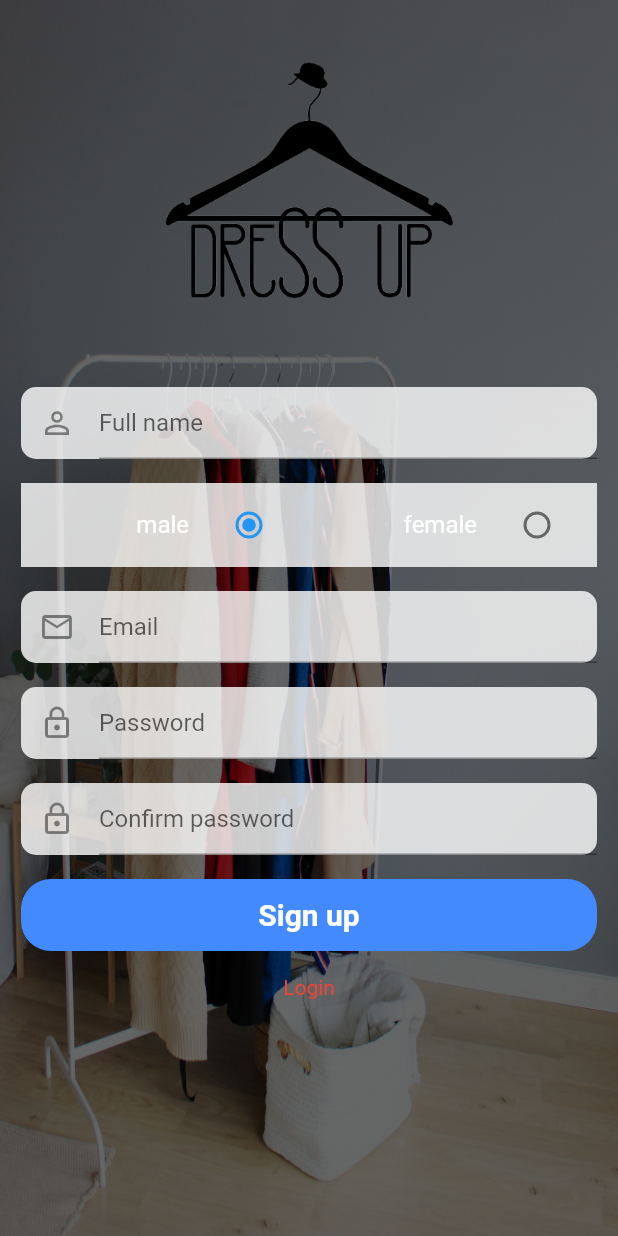
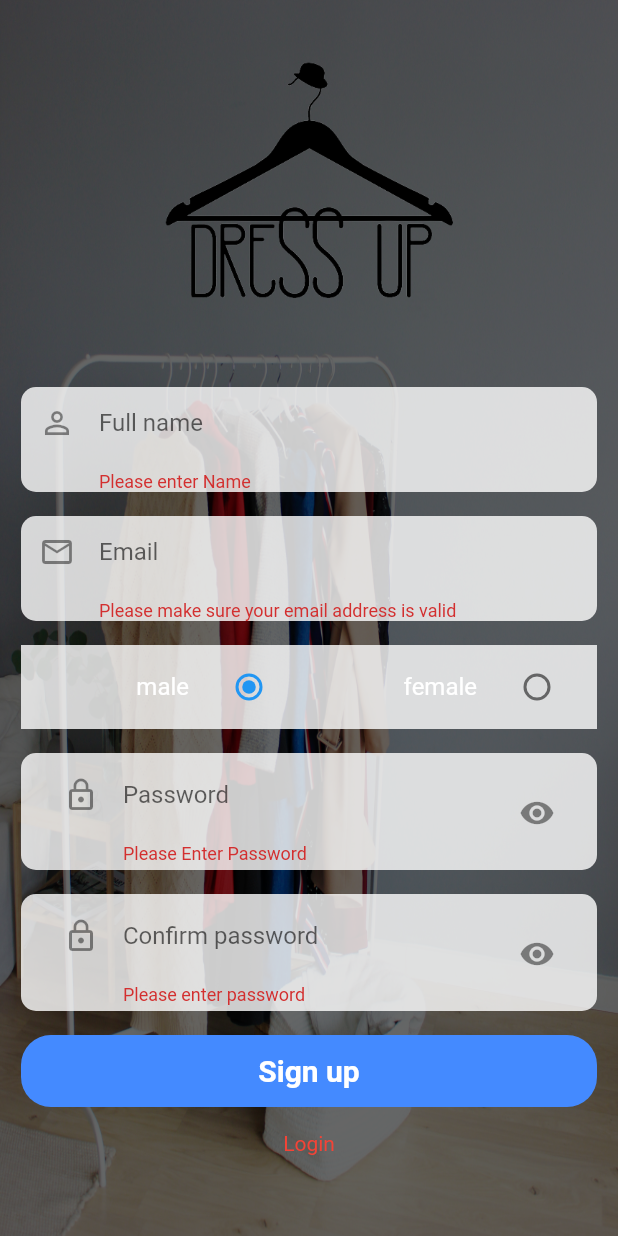
Before and after one commit to ZainHaiderPablo/flutter_ecommerceapp, a Flutter app: the Register screen opened directly, after a tap on "Sign up", on a phone screen of 412 x 824 dp. Run offline on Flutter 3.47's test engine with Material 2 defaults, Android fonts, the phone set to English and light mode, and no system bars; our stand-ins replace carousel_pro, cloud_firestore, firebase_auth, firebase_core, firebase_database, fluttertoast and 2 more; accounts and stored records are empty.

Commit message:
Create User

```diff
--- a/flutter_ecommerceapp/lib/Components/products.dart
+++ b/flutter_ecommerceapp/lib/Components/products.dart
@@ -46,13 +46,13 @@ class _ProductsState extends State<Products> {
     },
     {
       "name": "Shoes",
-      "picture": "assets/images/products/shoe1.jpg",
+      "picture": "assets/images/products/skt2.jpeg",
       "old_price": 1200,
       "discounted_price": 1000,
     },
     {
       "name": "Shoes",
-      "picture": "assets/images/products/shoe1.jpg",
+      "picture": "assets/images/products/blazer2.jpeg",
       "old_price": 1200,
       "discounted_price": 1000,
     },
--- /dev/null
+++ b/flutter_ecommerceapp/lib/DataBase/Users.dart
@@ -0,0 +1,12 @@
+import 'package:firebase_database/firebase_database.dart';
+class UserServices{
+  FirebaseDatabase database = FirebaseDatabase.instance;
+  String ref = "users";
+  createUser(Map value){
+    String id = value["userId"];
+    database.reference().child("$ref/$id").set(
+        value
+    ).catchError((error)=> {print(error.toString())});
+  }
+
+}
--- a/flutter_ecommerceapp/lib/Pages/Register.dart
+++ b/flutter_ecommerceapp/lib/Pages/Register.dart
@@ -1,5 +1,8 @@
 import 'package:firebase_auth/firebase_auth.dart';
+import 'package:firebase_core/firebase_core.dart';
 import 'package:flutter/material.dart';
+import '../DataBase/Users.dart';
+import 'home.dart';
 
 class Register extends StatefulWidget {
   @override
@@ -9,6 +12,7 @@ class Register extends StatefulWidget {
 class _RegisterState extends State<Register> {
   final FirebaseAuth firebaseAuth = FirebaseAuth.instance;
   final _formKey = GlobalKey<FormState>();
+  UserServices _userServices = UserServices();
   TextEditingController _emailTextController = TextEditingController();
   TextEditingController _passwordTextController = TextEditingController();
   TextEditingController _confirmpasswordTextController =
@@ -17,6 +21,7 @@ class _RegisterState extends State<Register> {
   String gender;
   String groupValue = "male";
   bool loading = false;
+  bool HidePassword = true;
 
   @override
   Widget build(BuildContext context) {
@@ -61,7 +66,7 @@ class _RegisterState extends State<Register> {
                                   decoration: InputDecoration(
                                       hintText: "Full name",
                                       icon: Icon(Icons.person_outline),
-                                  ),
+                                      border: InputBorder.none),
                                   // ignore: missing_return
                                   validator: (value) {
                                     if (value.isEmpty) {
@@ -74,40 +79,6 @@ class _RegisterState extends State<Register> {
                             ),
                           ),
 
-                         Padding(
-                           padding: const EdgeInsets.fromLTRB(14.0, 8.0, 14.0, 8.0),
-                           child: new Container(
-                              color: Colors.white.withOpacity(0.8),
-                              child: Row(
-                                children: <Widget>[
-                                  Expanded(
-                                      child: ListTile(
-                                          title: Text(
-                                            "male",
-                                            textAlign: TextAlign.end,
-                                            style: TextStyle(color: Colors.white),
-                                          ),
-                                          trailing: Radio(
-                                              value: "male",
-                                              groupValue: groupValue,
-                                              onChanged: (e) => valueChanged(e)))),
-
-                                  Expanded(
-                                      child: ListTile(
-                                          title: Text(
-                                            "female",
-                                            textAlign: TextAlign.end,
-                                            style: TextStyle(color: Colors.white),
-                                          ),
-                                          trailing: Radio(
-                                              value: "female",
-                                              groupValue: groupValue,
-                                              onChanged: (e) => valueChanged(e)))),
-
-                                ],
-                              ),
-                            ),
-                         ),
                           Padding(
                             padding:
                                 const EdgeInsets.fromLTRB(14.0, 8.0, 14.0, 8.0),
@@ -122,7 +93,7 @@ class _RegisterState extends State<Register> {
                                   decoration: InputDecoration(
                                       hintText: "Email",
                                       icon: Icon(Icons.email_outlined),
-                                  ),
+                                      border: InputBorder.none),
                                   // ignore: missing_return
                                   validator: (value) {
                                     if (value.isEmpty) {
@@ -142,18 +113,57 @@ class _RegisterState extends State<Register> {
                           Padding(
                             padding:
                                 const EdgeInsets.fromLTRB(14.0, 8.0, 14.0, 8.0),
+                            child: new Container(
+                              color: Colors.white.withOpacity(0.8),
+                              child: Row(
+                                children: <Widget>[
+                                  Expanded(
+                                      child: ListTile(
+                                          title: Text(
+                                            "male",
+                                            textAlign: TextAlign.end,
+                                            style:
+                                                TextStyle(color: Colors.white),
+                                          ),
+                                          trailing: Radio(
+                                              value: "male",
+                                              groupValue: groupValue,
+                                              onChanged: (e) =>
+                                                  valueChanged(e)))),
+                                  Expanded(
+                                      child: ListTile(
+                                          title: Text(
+                                            "female",
+                                            textAlign: TextAlign.end,
+                                            style:
+                                                TextStyle(color: Colors.white),
+                                          ),
+                                          trailing: Radio(
+                                              value: "female",
+                                              groupValue: groupValue,
+                                              onChanged: (e) =>
+                                                  valueChanged(e)))),
+                                ],
+                              ),
+                            ),
+                          ),
+                          Padding(
+                            padding:
+                                const EdgeInsets.fromLTRB(14.0, 8.0, 14.0, 8.0),
                             child: Material(
                               borderRadius: BorderRadius.circular(10.0),
                               color: Colors.white.withOpacity(0.8),
                               elevation: 0.0,
                               child: Padding(
                                 padding: const EdgeInsets.only(left: 12.0),
-                                child: TextFormField(
+                                child: ListTile(
+                                  title: TextFormField(
                                     controller: _passwordTextController,
+                                    obscureText: HidePassword,
                                     decoration: InputDecoration(
                                         hintText: "Password",
                                         icon: Icon(Icons.lock_outline),
-                                  ),
+                                        border: InputBorder.none),
                                     // ignore: missing_return
                                     validator: (value) {
                                       if (value.isEmpty) {
@@ -163,6 +173,15 @@ class _RegisterState extends State<Register> {
                                       }
                                       return null;
                                     },
+                                  ),
+                                  trailing: IconButton(
+                                    icon: Icon(Icons.remove_red_eye),
+                                    onPressed: () {
+                                      setState(() {
+                                        HidePassword = false;
+                                      });
+                                    },
+                                  ),
                                 ),
                               ),
                             ),
@@ -177,21 +196,35 @@ class _RegisterState extends State<Register> {
                               elevation: 0.0,
                               child: Padding(
                                 padding: const EdgeInsets.only(left: 12.0),
-                                child: TextFormField(
+                                child: ListTile(
+                                  title: TextFormField(
                                     controller: _confirmpasswordTextController,
+                                    obscureText: HidePassword,
                                     decoration: InputDecoration(
                                         hintText: "Confirm password",
                                         icon: Icon(Icons.lock_outline),
-                                  ),
+                                        border: InputBorder.none),
                                     // ignore: missing_return
                                     validator: (value) {
                                       if (value.isEmpty) {
                                         return "Please enter password";
                                       } else if (value.length < 6) {
                                         return " Password must be alteast 6 characters";
+                                      } else if (_passwordTextController.text !=
+                                          value) {
+                                        return "Password do not match";
                                       }
                                       return null;
                                     },
+                                  ),
+                                  trailing: IconButton(
+                                    icon: Icon(Icons.remove_red_eye),
+                                    onPressed: () {
+                                      setState(() {
+                                        HidePassword = false;
+                                      });
+                                    },
+                                  ),
                                 ),
                               ),
                             ),
@@ -204,7 +237,9 @@ class _RegisterState extends State<Register> {
                                 color: Colors.blueAccent,
                                 elevation: 0.0,
                                 child: MaterialButton(
-                                  onPressed: () {},
+                                  onPressed: () async {
+                                    validateForm();
+                                  },
                                   minWidth: MediaQuery.of(context).size.width,
                                   child: Text(
                                     "Sign up",
@@ -252,9 +287,37 @@ class _RegisterState extends State<Register> {
     setState(() {
       if (e == "male") {
         groupValue = e;
+        gender = e;
       } else if (e == "female") {
         groupValue = e;
+        gender = e;
       }
     });
   }
+
+  Future validateForm() async {
+  FormState formState = _formKey.currentState;
+  Map value;
+
+  if(formState.validate()){
+    formState.reset();
+    User user = firebaseAuth.currentUser;
+    if (user == null) {
+      firebaseAuth.createUserWithEmailAndPassword(email: _emailTextController.text, password: _passwordTextController.text).then((user) => {
+
+        _userServices.createUser(
+             {
+              "username" : _nameTextController,
+               "email" :   _emailTextController,
+               "userId" : user.user.uid,
+               "gender" : gender,
             }
+        )
+      }).catchError((error) => {print(error.toString())});
+
+      Navigator.pushReplacement(
+          context, MaterialPageRoute(builder: (context) => HomePage()));
+    }
+  }
+  }
+}
--- a/flutter_ecommerceapp/lib/Pages/login.dart
+++ b/flutter_ecommerceapp/lib/Pages/login.dart
@@ -139,6 +139,7 @@ class _LoginPageState extends State<LoginPage> {
                                       decoration: InputDecoration(
                                         hintText: "Email",
                                         icon: Icon(Icons.email_outlined),
+                                          border: InputBorder.none
                                       ),
                                       // ignore: missing_return
                                       validator: (value) {
@@ -168,6 +169,7 @@ class _LoginPageState extends State<LoginPage> {
                                       decoration: InputDecoration(
                                         hintText: "Password",
                                         icon: Icon(Icons.lock_outline),
+                                          border: InputBorder.none
                                       ),
                                       // ignore: missing_return
                                       validator: (value){
--- a/flutter_ecommerceapp/lib/main.dart
+++ b/flutter_ecommerceapp/lib/main.dart
@@ -13,6 +13,6 @@ void main() async{
       theme: ThemeData(
         primaryColor: Colors.blueAccent
       ),
-      home: LoginPage(),
+      home: HomePage(),
       ));
 }
```
Also changed, not shown: flutter_ecommerceapp/lib/Pages/home.dart (+12 -0 lines), flutter_ecommerceapp/pubspec.yaml (+26 -0 lines). Lines whose indentation alone changed are shown as unchanged.
